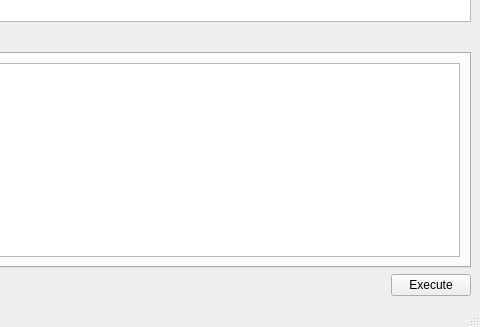
The window that src/mainwindow.ui (darenliang/resauce) describes before a commit, drawn with Qt 5; both pictures show x 320 to 800 and y 273 to 600 of the 800 by 600 pixel window.
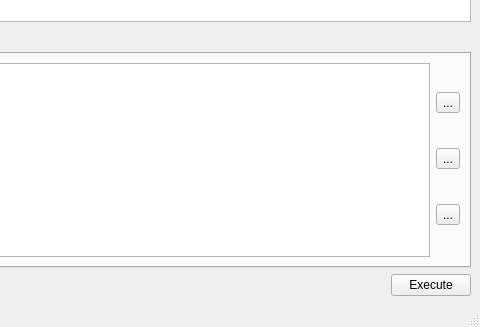
The same window after the commit. Icons and pictures are not drawn.

Patch:
```diff
--- a/src/mainwindow.ui
+++ b/src/mainwindow.ui
@@ -157,7 +157,45 @@
          </attribute>
          <layout class="QGridLayout" name="gridLayout">
           <item row="0" column="0">
-           <widget class="QTableView" name="filterTable"/>
+           <layout class="QHBoxLayout" name="predicateH">
+            <item>
+             <widget class="QTableView" name="filterTable"/>
+            </item>
+            <item>
+             <layout class="QVBoxLayout" name="predicateButtonV">
+              <item>
+               <widget class="QToolButton" name="addPredicate">
+                <property name="text">
+                 <string>...</string>
+                </property>
+                <property name="icon">
+                 <iconset theme="list-add"/>
+                </property>
+               </widget>
+              </item>
+              <item>
+               <widget class="QToolButton" name="editPredicate">
+                <property name="text">
+                 <string>...</string>
+                </property>
+                <property name="icon">
+                 <iconset theme="emblem-system"/>
+                </property>
+               </widget>
+              </item>
+              <item>
+               <widget class="QToolButton" name="removePredicate">
+                <property name="text">
+                 <string>...</string>
+                </property>
+                <property name="icon">
+                 <iconset theme="list-remove"/>
+                </property>
+               </widget>
+              </item>
+             </layout>
+            </item>
+           </layout>
           </item>
          </layout>
         </widget>
```
Left out of the diff: 2 changed lines with no effect on the pictures.
